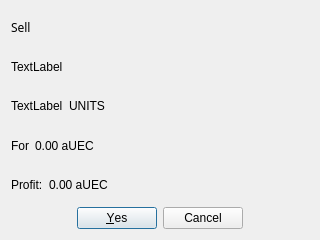
Old version of the form selldialog.ui in the repository JusDooEt/SC-Cargo-Log-Qt.
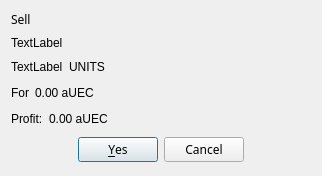
New version of the form.

```diff
--- a/selldialog.ui
+++ b/selldialog.ui
@@ -9,8 +9,8 @@
    <rect>
     <x>0</x>
     <y>0</y>
-    <width>320</width>
-    <height>240</height>
+    <width>318</width>
+    <height>176</height>
    </rect>
   </property>
   <property name="windowTitle">
@@ -137,6 +137,32 @@
    </item>
    <item>
     <widget class="QDialogButtonBox" name="buttonBox">
+     <property name="sizePolicy">
+      <sizepolicy hsizetype="Fixed" vsizetype="Fixed">
+       <horstretch>0</horstretch>
+       <verstretch>0</verstretch>
+      </sizepolicy>
+     </property>
+     <property name="minimumSize">
+      <size>
+       <width>300</width>
+       <height>30</height>
+      </size>
+     </property>
+     <property name="maximumSize">
+      <size>
+       <width>200</width>
+       <height>16777215</height>
+      </size>
+     </property>
+     <property name="font">
+      <font>
+       <family>Yu Gothic Medium</family>
+       <pointsize>9</pointsize>
+       <italic>false</italic>
+       <fontweight>Medium</fontweight>
+      </font>
+     </property>
      <property name="orientation">
       <enum>Qt::Horizontal</enum>
      </property>
```
